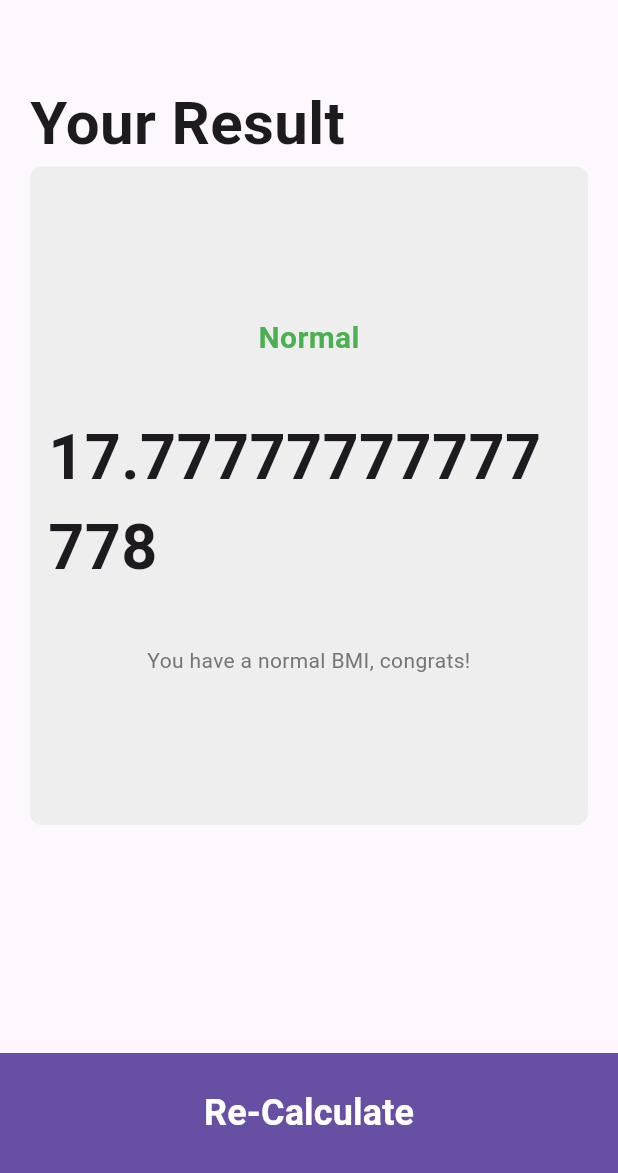
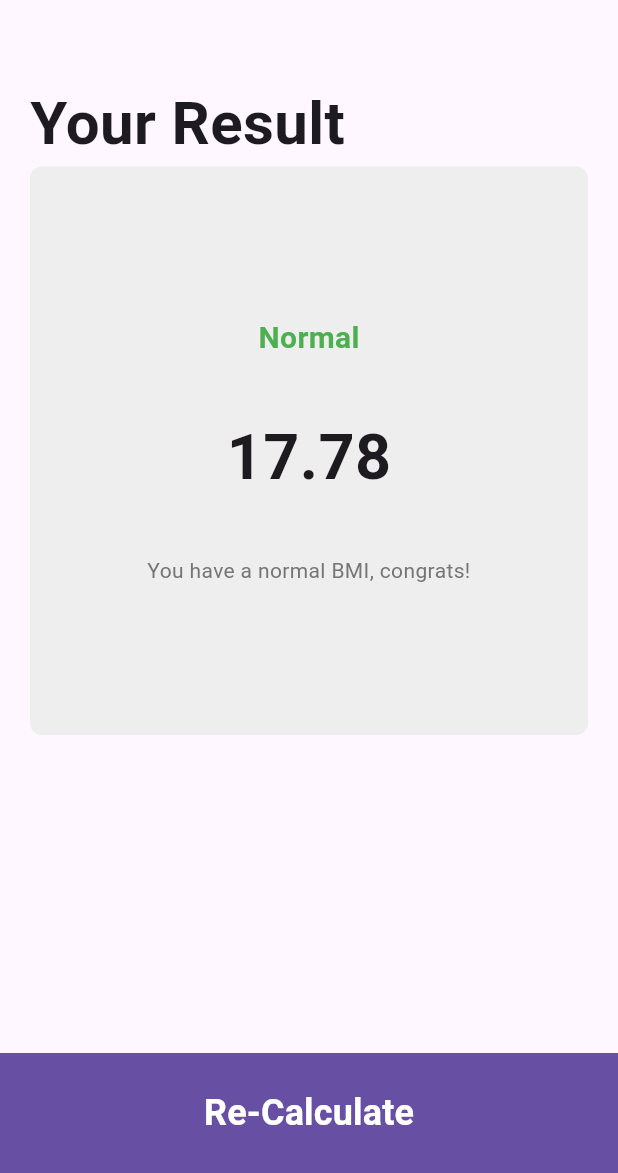
Before and after one commit to Abdullah-Rashed/Ignition-IBR, a Flutter app: the screen it shows after launch, after a tap on "Calculate", on a phone screen of 412 x 824 dp, the part 63-1236 px from its top. Run offline on Flutter 3.47's test engine with Material 3 defaults, Android fonts, the phone set to English and light mode, and no system bars; our stand-ins replace bloc, flutter_bloc, gap.

Commit message:
bloc_app

```diff
--- /dev/null
+++ b/lib/common/misc/bloc_observer.dart
@@ -0,0 +1,35 @@
+// ignore: depend_on_referenced_packages
+import 'package:bloc/bloc.dart';
+
+class TBlocObserver extends BlocObserver {
+  @override
+  // ignore: avoid_renaming_method_parameters
+  void onCreate(cubit) {
+    super.onCreate(cubit);
+    print('onCreate -- ${cubit.runtimeType}');
+  }
+
+  @override
+  // ignore: avoid_renaming_method_parameters
+  void onChange(cubit, Change change) {
+    super.onChange(cubit, change);
+    // ignore: avoid_print
+    print('onChange -- ${cubit.runtimeType}, $change');
+  }
+
+  @override
+  // ignore: avoid_renaming_method_parameters
+  void onError(cubit, Object error, StackTrace stackTrace) {
+    // ignore: avoid_print
+    print('onError -- ${cubit.runtimeType}, $error');
+    super.onError(cubit, error, stackTrace);
+  }
+
+  @override
+  // ignore: avoid_renaming_method_parameters
+  void onClose(cubit) {
+    super.onClose(cubit);
+    // ignore: avoid_print
+    print('onClose -- ${cubit.runtimeType}');
+  }
+}
--- /dev/null
+++ b/lib/course-sections/bloc_practice/blocapp.dart
@@ -0,0 +1,26 @@
+import 'package:flutter/material.dart';
+import 'package:flutter_bloc/flutter_bloc.dart';
+import 'package:ignition/course-sections/bloc_practice/viewmodels/bmi_cubit/bmi_states.dart';
+import 'package:ignition/course-sections/bloc_practice/viewmodels/bmi_cubit/cubit_bmi.dart';
+import 'package:ignition/course-sections/bloc_practice/views/info_screen.dart';
+
+class Blocapp extends StatelessWidget {
+  const Blocapp({super.key});
+
+  @override
+  Widget build(BuildContext context) {
+    //? FOR EXAMPLE THEME CUBIT ARE ALWAYS GLOBAL
+    return BlocProvider(
+      create: (context) => BmiCubit(),
+      child: MaterialApp(
+        title: 'Ignition',
+        debugShowCheckedModeBanner: false,
+        theme: ThemeData(
+          primaryColor: Colors.teal,
+          useMaterial3: true,
+        ),
+        home: InfoScreen(), //? MVvM = Model View ViewModel
+      ),
+    );
+  }
+}
--- /dev/null
+++ b/lib/course-sections/bloc_practice/viewmodels/bmi_cubit/bmi_states.dart
@@ -0,0 +1,19 @@
+abstract class BmiStates {}
+
+class BmiInitialState extends BmiStates {}
+
+class ToggleMaleState extends BmiStates {}
+
+class SetHeightState extends BmiStates {}
+
+class IncrementWeightState extends BmiStates {}
+
+class DecrementWeightState extends BmiStates {}
+
+class IncrementAgeState extends BmiStates {}
+
+class DecrementAgeState extends BmiStates {}
+
+class ConvertedState extends BmiStates {}
+
+class CaluclatedState extends BmiStates {}
--- /dev/null
+++ b/lib/course-sections/bloc_practice/viewmodels/bmi_cubit/cubit_bmi.dart
@@ -0,0 +1,56 @@
+import 'package:flutter_bloc/flutter_bloc.dart';
+import 'package:ignition/course-sections/bloc_practice/viewmodels/bmi_cubit/bmi_states.dart';
+
+class BmiCubit extends Cubit<BmiStates> {
+  BmiCubit() : super(BmiInitialState());
+
+  static BmiCubit get(context) => BlocProvider.of(context);
+
+  bool isMaleSelected = true;
+  double height = 150;
+  int weight = 40;
+  int age = 15;
+  double heightInMeters = 0;
+
+  double bmi = 0;
+
+  void calcBMI() {
+    bmi = weight / (heightInMeters * heightInMeters);
+    emit(CaluclatedState());
+  }
+
+  void incrementAge() {
+    age++;
+    emit(IncrementAgeState());
+  }
+
+  void decrementAge() {
+    age--;
+    emit(DecrementAgeState());
+  }
+
+  void incrementWeight() {
+    weight++;
+    emit(IncrementWeightState());
+  }
+
+  void decrementWeight() {
+    weight--;
+    emit(DecrementWeightState());
+  }
+
+  void toggleMaleSelected() {
+    isMaleSelected = !isMaleSelected;
+    emit(ToggleMaleState());
+  }
+
+  void onChanged({required double value}) {
+    height = value;
+    emit(SetHeightState());
+  }
+
+  void convertToHeightInMeters() {
+    heightInMeters = height / 100;
+    emit(ConvertedState());
+  }
+}
--- /dev/null
+++ b/lib/course-sections/bloc_practice/views/info_screen.dart
@@ -0,0 +1,141 @@
+import 'package:flutter/material.dart';
+import 'package:flutter_bloc/flutter_bloc.dart';
+import 'package:gap/gap.dart';
+import 'package:ignition/course-sections/bloc_practice/viewmodels/bmi_cubit/bmi_states.dart';
+import 'package:ignition/course-sections/bloc_practice/viewmodels/bmi_cubit/cubit_bmi.dart';
+import 'package:ignition/course-sections/bloc_practice/views/result_screen.dart';
+import 'package:ignition/course-sections/stateful_practice/reusable_components/bmi/bio_container.dart';
+import 'package:ignition/course-sections/stateful_practice/reusable_components/bmi/gender_container.dart';
+
+class InfoScreen extends StatefulWidget {
+  const InfoScreen({super.key});
+
+  @override
+  State<InfoScreen> createState() => _InfoScreenState();
+}
+
+class _InfoScreenState extends State<InfoScreen> {
+  @override
+  Widget build(BuildContext context) {
+    return BlocConsumer<BmiCubit, BmiStates>(
+      listener: (context, state) {
+        if (state is ConvertedState) {
+          Navigator.of(context).push(
+            MaterialPageRoute(
+              builder: (context) => ResultScreen(),
+            ),
+          );
+        }
+      },
+      builder: (context, state) {
+        final cubit = BmiCubit.get(context);
+        return Scaffold(
+          appBar: AppBar(
+            centerTitle: true,
+            title: Text("BMI Calculator"),
+          ),
+          body: ListView(
+            padding: EdgeInsets.symmetric(horizontal: 12, vertical: 8),
+            children: [
+              Row(
+                mainAxisAlignment: MainAxisAlignment.center,
+                children: [
+                  GenderContainer(
+                    gender: "Male",
+                    icon: Icons.male,
+                    isSelected: cubit.isMaleSelected,
+                    onTap: () => cubit.toggleMaleSelected(),
+                  ),
+                  Gap(12),
+                  GenderContainer(
+                      gender: "Female",
+                      icon: Icons.female,
+                      isSelected: cubit.isMaleSelected == false,
+                      onTap: () => cubit.toggleMaleSelected())
+                ],
+              ),
+              Gap(40),
+              Container(
+                padding: EdgeInsets.symmetric(horizontal: 12, vertical: 20),
+                decoration: BoxDecoration(
+                  color: Colors.grey.shade200,
+                  borderRadius: BorderRadius.circular(8),
+                ),
+                child: Column(
+                  children: [
+                    Text(
+                      "Height",
+                      style: TextStyle(
+                        fontSize: 20,
+                        fontWeight: FontWeight.w600,
+                        color: Colors.grey.shade500,
+                      ),
+                    ),
+                    Gap(4),
+                    Text(
+                      "${BmiCubit.get(context).height.toInt()}cm",
+                      style: TextStyle(
+                        fontSize: 40,
+                        fontWeight: FontWeight.w600,
+                      ),
+                    ),
+                    Gap(4),
+                    Slider(
+                      min: 0,
+                      max: 400,
+                      value: BmiCubit.get(context).height,
+                      onChanged: (value) => cubit.onChanged(value: value),
+                    ),
+                  ],
+                ),
+              ),
+              Gap(40),
+              Row(
+                children: [
+                  BioContainer(
+                    metricName: "Weight",
+                    matricValue: BmiCubit.get(context).weight,
+                    incrementFn: () => cubit.incrementWeight(),
+                    decrementFn: () => cubit.decrementAge(),
+                  ),
+                  Gap(12),
+                  BioContainer(
+                    metricName: "Age",
+                    matricValue: BmiCubit.get(context).age,
+                    incrementFn: () => cubit.incrementAge(),
+                    decrementFn: () => cubit.decrementAge(),
+                  )
+                ],
+              ),
+            ],
+          ),
+
+          //? CONTEXT is where YOU are.
+          //? moving forward = push;
+          //? moving back = pop;
+          //? moving forward and removing ALL previous screens = pushReplacement;
+          bottomNavigationBar: SizedBox(
+            height: 80,
+            child: FilledButton(
+              onPressed: () => cubit.convertToHeightInMeters(),
+              child: Text(
+                "Calculate",
+                style: TextStyle(
+                  fontWeight: FontWeight.w600,
+                  fontSize: 24,
+                ),
+              ),
+              style: ButtonStyle(
+                shape: WidgetStatePropertyAll(
+                  ContinuousRectangleBorder(
+                    borderRadius: BorderRadius.only(),
+                  ),
+                ),
+              ),
+            ),
+          ),
+        );
+      },
+    );
+  }
+}
--- /dev/null
+++ b/lib/course-sections/bloc_practice/views/result_screen.dart
@@ -0,0 +1,111 @@
+import 'package:flutter/material.dart';
+import 'package:flutter_bloc/flutter_bloc.dart';
+import 'package:gap/gap.dart';
+import 'package:ignition/course-sections/bloc_practice/viewmodels/bmi_cubit/bmi_states.dart';
+import 'package:ignition/course-sections/bloc_practice/viewmodels/bmi_cubit/cubit_bmi.dart';
+
+class ResultScreen extends StatefulWidget {
+  const ResultScreen({
+    super.key,
+  });
+
+  @override
+  State<ResultScreen> createState() => _ResultScreenState();
+}
+
+class _ResultScreenState extends State<ResultScreen> {
+  @override
+  void initState() {
+    super.initState();
+    //? 1st way of calling cubit WITHOUT re-initializing the values inside
+    BmiCubit.get(context).calcBMI();
+  }
+
+  @override
+  Widget build(BuildContext context) {
+    return BlocConsumer<BmiCubit, BmiStates>(
+      listener: (context, state) {},
+      builder: (context, state) {
+        //? 2nd way of calling cubit WITHOUT re-initializing the values inside
+        final cubit = context.read<BmiCubit>();
+        return Scaffold(
+          appBar: AppBar(
+            //? If you want to hide the back Arrow
+            // automaticallyImplyLeading: false,
+            title: Text("BMI Calculator"),
+          ),
+          body: ListView(
+            padding: EdgeInsets.symmetric(
+              vertical: 40,
+              horizontal: 20,
+            ),
+            children: [
+              Text(
+                "Your Result",
+                style: TextStyle(
+                  fontSize: 40,
+                  fontWeight: FontWeight.w600,
+                ),
+              ),
+              Container(
+                padding: EdgeInsets.symmetric(horizontal: 12, vertical: 100),
+                decoration: BoxDecoration(
+                  color: Colors.grey.shade200,
+                  borderRadius: BorderRadius.circular(8),
+                ),
+                child: Column(
+                  children: [
+                    Text(
+                      "Normal",
+                      style: TextStyle(
+                        color: Colors.green,
+                        fontWeight: FontWeight.w700,
+                        fontSize: 20,
+                      ),
+                    ),
+                    Gap(35),
+                    Text(
+                      "${cubit.bmi.toStringAsFixed(2)}",
+                      style: TextStyle(
+                        fontSize: 42,
+                        fontWeight: FontWeight.w700,
+                      ),
+                    ),
+                    Gap(35),
+                    Text(
+                      "You have a normal BMI, congrats!",
+                      textAlign: TextAlign.center,
+                      style: TextStyle(color: Colors.grey.shade600),
+                    ),
+                  ],
+                ),
+              ),
+            ],
+          ),
+          bottomNavigationBar: SizedBox(
+            height: 80,
+            child: FilledButton(
+              onPressed: () {
+                Navigator.of(context).pop();
+              },
+              child: Text(
+                "Re-Calculate",
+                style: TextStyle(
+                  fontWeight: FontWeight.w600,
+                  fontSize: 24,
+                ),
+              ),
+              style: ButtonStyle(
+                shape: WidgetStatePropertyAll(
+                  ContinuousRectangleBorder(
+                    borderRadius: BorderRadius.only(),
+                  ),
+                ),
+              ),
+            ),
+          ),
+        );
+      },
+    );
+  }
+}
--- a/lib/main.dart
+++ b/lib/main.dart
@@ -1,10 +1,12 @@
 import 'package:flutter/material.dart';
+import 'package:flutter_bloc/flutter_bloc.dart';
 import 'package:ignition/app.dart';
+import 'package:ignition/common/misc/bloc_observer.dart';
+import 'package:ignition/course-sections/bloc_practice/blocapp.dart';
 import 'package:ignition/course-sections/stateless_practice/components.dart';
 
 void main() {
-  //?
-  //?
-  //?
-  runApp(const MyApp());
+  WidgetsFlutterBinding.ensureInitialized();
+  Bloc.observer = TBlocObserver();
+  runApp(const Blocapp());
 }
--- a/pubspec.yaml
+++ b/pubspec.yaml
@@ -35,6 +35,7 @@ dependencies:
   # Use with the CupertinoIcons class for iOS style icons.
   cupertino_icons: ^1.0.8
   gap: ^3.0.1
+  flutter_bloc: ^9.0.0
 
 dev_dependencies:
   flutter_test:
```
Also changed, not shown: pubspec.lock.
